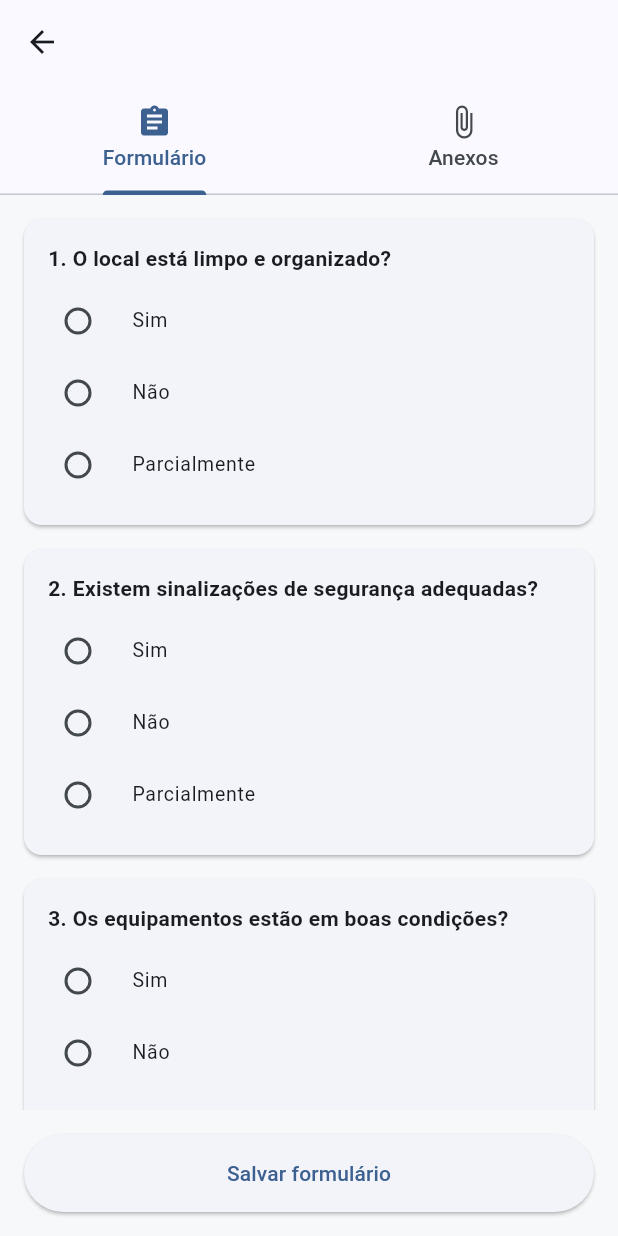
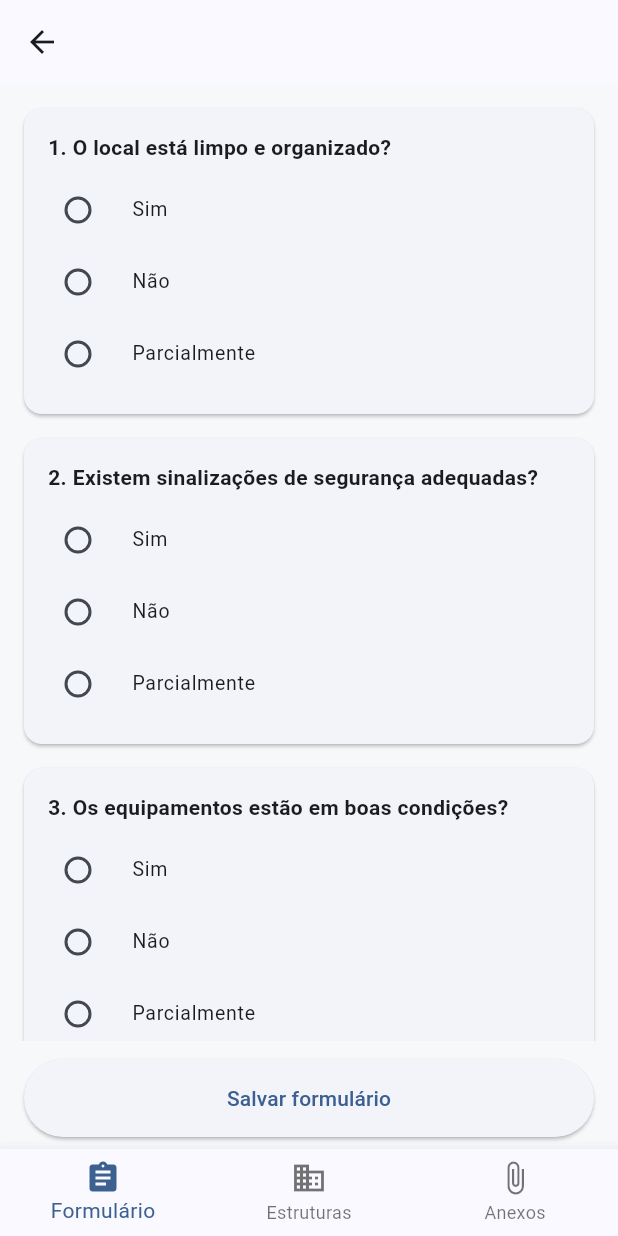
Before and after one commit to lucassarvuchi/frontapisemestre4, a Flutter app: the LocationFormScreen screen opened directly with empty values, on a phone screen of 412 x 824 dp. Run offline on Flutter 3.47's test engine with Material 3 defaults, Android fonts, the light colour scheme and no system bars; our stand-ins replace image_picker, shared_preferences; accounts and stored records are empty.

Commit message:
Alterado a navegação Tabbar para Navbar

```diff
--- a/lib/constants/questions.dart
+++ b/lib/constants/questions.dart
@@ -3,33 +3,72 @@ class Question {
   final String text;
   final List<String> options;
 
-  Question({required this.id, required this.text, required this.options});
+  Question({
+    required this.id,
+    required this.text,
+    required this.options,
+  });
 }
 
+// PERGUNTAS DO FORMULÁRIO
 final List<Question> formQuestions = [
   Question(
     id: "q1",
     text: "O local está limpo e organizado?",
-    options: const ["Sim", "Não", "Parcialmente"],
+    options: ["Sim", "Não", "Parcialmente"],
   ),
   Question(
     id: "q2",
     text: "Existem sinalizações de segurança adequadas?",
     options: ["Sim", "Não", "Parcialmente"],
   ),
-   Question(
+  Question(
     id: "q3",
     text: "Os equipamentos estão em boas condições?",
     options: ["Sim", "Não", "Parcialmente"],
   ),
-   Question(
+  Question(
     id: "q4",
     text: "Os colaboradores utilizam EPIs corretamente?",
     options: ["Sim", "Não", "Parcialmente"],
   ),
-   Question(
+  Question(
     id: "q5",
     text: "Há extintores e saídas de emergência desobstruídos?",
     options: ["Sim", "Não", "Parcialmente"],
   ),
 ];
+
+// PERGUNTAS DE ESTRUTURAS
+final List<Question> structureQuestions = [
+  Question(
+    id: "structure_period",
+    text: "Período de medição de Luz",
+    options: [
+      "Matutino",
+      "Vespertino",
+      "Noturno",
+    ],
+  ),
+  Question(
+    id: "structure_weather",
+    text: "Condições meteorológicas",
+    options: [
+      "Ensolarado",
+      "Nublado",
+      "Não aplicável",
+    ],
+  ),
+  Question(
+    id: "structure_luminosity",
+    text: "Situação de Luminosidade",
+    options: [
+      "Adequado (100% dos pontos acima de 200 lux)",
+      "Parcialmente Adequado (pontos acima de 200 lux entre 50% e 99%)",
+      "Inadequado (50% dos pontos abaixo de 200 lux)",
+    ],
+  ),
+];
+
+// IDENTIFICADOR DOS COMENTÁRIOS DE ESTRUTURAS
+const String structureCommentsId = "structure_comments";
--- a/lib/screens/location_form_screen.dart
+++ b/lib/screens/location_form_screen.dart
@@ -19,12 +19,12 @@ class LocationFormScreen extends StatefulWidget {
   State<LocationFormScreen> createState() => _LocationFormScreenState();
 }
 
-class _LocationFormScreenState extends State<LocationFormScreen>
-    with SingleTickerProviderStateMixin {
+class _LocationFormScreenState extends State<LocationFormScreen> {
   late FactoryLocation _loc;
-  late TabController _tabs;
   final Map<String, String> _answers = {};
-  bool _saving = false, _uploading = false;
+  bool _saving = false;
+  bool _uploading = false;
+  int _selectedIndex = 0;
   final _picker = ImagePicker();
 
   @override
@@ -32,28 +32,31 @@ class _LocationFormScreenState extends State<LocationFormScreen>
     super.initState();
     _loc = widget.location;
     _answers.addAll(_loc.answers);
-    _tabs = TabController(length: 2, vsync: this);
-  }
-
-  @override
-  void dispose() {
-    _tabs.dispose();
-    super.dispose();
   }
 
   Future<void> _save() async {
     setState(() => _saving = true);
-    final all = formQuestions.every((q) => _answers[q.id]?.isNotEmpty == true);
+
+    final allQuestions = [...formQuestions, ...structureQuestions];
+    final allAnswered = allQuestions.every(
+          (question) => _answers[question.id]?.isNotEmpty == true,
+    );
+
     _loc.answers = Map<String, String>.from(_answers);
-    _loc.status = all ? 'concluido' : 'pendente';
+    _loc.status = allAnswered ? 'concluido' : 'pendente';
+
     try {
       _loc = await ApiService.updateLocation(widget.visitId, _loc);
       if (!mounted) return;
       Navigator.pop(context, _loc);
     } catch (e) {
-      if (mounted) _snack(e.toString().replaceFirst('Exception: ', ''));
+      if (mounted) {
+        _snack(e.toString().replaceFirst('Exception: ', ''));
+      }
     } finally {
-      if (mounted) setState(() => _saving = false);
+      if (mounted) {
+        setState(() => _saving = false);
+      }
     }
   }
 
@@ -62,17 +65,24 @@ class _LocationFormScreenState extends State<LocationFormScreen>
       source: camera ? ImageSource.camera : ImageSource.gallery,
       imageQuality: 85,
     );
-    if (img != null) await _upload(img.path, 'photo');
+
+    if (img != null) {
+      await _upload(img.path, 'photo');
+    }
   }
 
   Future<void> _pickDocument() async {
     final result = await FilePicker.platform.pickFiles(withData: false);
-    if (result?.files.single.path != null)
-      await _upload(result!.files.single.path!, 'document');
+    final path = result?.files.single.path;
+
+    if (path != null) {
+      await _upload(path, 'document');
+    }
   }
 
   Future<void> _upload(String path, String type) async {
     setState(() => _uploading = true);
+
     try {
       final doc = await ApiService.uploadDocument(
         widget.visitId,
@@ -80,43 +90,61 @@ class _LocationFormScreenState extends State<LocationFormScreen>
         path,
         type,
       );
+
+      if (!mounted) return;
       setState(() => _loc.documents.add(doc));
       _snack('Anexo salvo no MongoDB.');
     } catch (e) {
+      if (mounted) {
         _snack(e.toString().replaceFirst('Exception: ', ''));
+      }
     } finally {
-      if (mounted) setState(() => _uploading = false);
+      if (mounted) {
+        setState(() => _uploading = false);
+      }
     }
   }
 
   Future<void> _deleteDoc(DocumentItem doc) async {
     try {
       await ApiService.deleteDocument(widget.visitId, _loc.id, doc.id);
-      setState(() => _loc.documents.removeWhere((d) => d.id == doc.id));
+      if (!mounted) return;
+      setState(() {
+        _loc.documents.removeWhere((item) => item.id == doc.id);
+      });
     } catch (e) {
+      if (mounted) {
         _snack(e.toString().replaceFirst('Exception: ', ''));
       }
     }
+  }
 
-  void _snack(String s) =>
-      ScaffoldMessenger.of(context).showSnackBar(SnackBar(content: Text(s)));
+  void _snack(String message) {
+    ScaffoldMessenger.of(context).showSnackBar(
+      SnackBar(content: Text(message)),
+    );
+  }
 
   @override
-  Widget build(BuildContext context) => Scaffold(
-    appBar: AppBar(
-      title: Text(_loc.name),
-      bottom: TabBar(
-        controller: _tabs,
-        tabs: const [
-          Tab(icon: Icon(Icons.assignment), text: 'Formulário'),
-          Tab(icon: Icon(Icons.attach_file), text: 'Anexos'),
+  Widget build(BuildContext context) {
+    return Scaffold(
+      appBar: AppBar(title: Text(_loc.name)),
+      body: IndexedStack(
+        index: _selectedIndex,
+        children: [
+          _questionList(formQuestions),
+          _structures(),
+          _attachments(),
         ],
       ),
-    ),
-    body: TabBarView(controller: _tabs, children: [_form(), _attachments()]),
       bottomNavigationBar: SafeArea(
-      child: Padding(
-        padding: const EdgeInsets.all(16),
+        child: Column(
+          mainAxisSize: MainAxisSize.min,
+          children: [
+            Padding(
+              padding: const EdgeInsets.fromLTRB(16, 12, 16, 8),
+              child: SizedBox(
+                width: double.infinity,
                 child: ElevatedButton(
                   onPressed: _saving || _uploading ? null : _save,
                   style: ElevatedButton.styleFrom(
@@ -124,21 +152,85 @@ class _LocationFormScreenState extends State<LocationFormScreen>
                   ),
                   child: _saving
                       ? const SizedBox(
+                    width: 20,
                     height: 20,
-                  width: 20,
                     child: CircularProgressIndicator(strokeWidth: 2),
                   )
                       : const Text('Salvar formulário'),
                 ),
               ),
             ),
+            BottomNavigationBar(
+              currentIndex: _selectedIndex,
+              onTap: (index) => setState(() => _selectedIndex = index),
+              type: BottomNavigationBarType.fixed,
+              items: const [
+                BottomNavigationBarItem(
+                  icon: Icon(Icons.assignment),
+                  label: 'Formulário',
+                ),
+                BottomNavigationBarItem(
+                  icon: Icon(Icons.domain),
+                  label: 'Estruturas',
+                ),
+                BottomNavigationBarItem(
+                  icon: Icon(Icons.attach_file),
+                  label: 'Anexos',
+                ),
+              ],
+            ),
+          ],
+        ),
+      ),
     );
+  }
 
-  Widget _form() => ListView(
+  Widget _structures() {
+    return ListView(
       padding: const EdgeInsets.all(16),
       children: [
-      ...formQuestions.asMap().entries.map((entry) {
-        final i = entry.key, q = entry.value;
+        ...structureQuestions.asMap().entries.map((entry) {
+          final index = entry.key;
+          final question = entry.value;
+          return _questionCard(index + 1, question);
+        }),
+        Card(
+          margin: const EdgeInsets.only(bottom: 16),
+          child: Padding(
+            padding: const EdgeInsets.all(16),
+            child: TextFormField(
+              initialValue: _answers[structureCommentsId] ?? '',
+              minLines: 3,
+              maxLines: 5,
+              decoration: const InputDecoration(
+                labelText: 'Comentários sobre estruturas',
+                alignLabelWithHint: true,
+                border: OutlineInputBorder(),
+              ),
+              onChanged: (value) {
+                _answers[structureCommentsId] = value;
+              },
+            ),
+          ),
+        ),
+      ],
+    );
+  }
+
+  Widget _questionList(List<Question> questions) {
+    return ListView(
+      padding: const EdgeInsets.all(16),
+      children: [
+        ...questions.asMap().entries.map((entry) {
+          final index = entry.key;
+          final question = entry.value;
+          return _questionCard(index + 1, question);
+        }),
+      ],
+    );
+  }
+
+  Widget _questionCard(int number, Question question) {
     return Card(
       margin: const EdgeInsets.only(bottom: 16),
       child: Padding(
@@ -147,19 +239,21 @@ class _LocationFormScreenState extends State<LocationFormScreen>
           crossAxisAlignment: CrossAxisAlignment.start,
           children: [
             Text(
-                  '${i + 1}. ${q.text}',
+              '$number. ${question.text}',
               style: const TextStyle(fontWeight: FontWeight.bold),
             ),
             const SizedBox(height: 8),
-                ...q.options.map(
-                  (opt) => RadioListTile<String>(
-                    title: Text(opt),
-                    value: opt,
-                    groupValue: _answers[q.id],
+            ...question.options.map(
+                  (option) => RadioListTile<String>(
+                title: Text(option),
+                value: option,
+                groupValue: _answers[question.id],
                 dense: true,
                 contentPadding: EdgeInsets.zero,
-                    onChanged: (v) {
-                      if (v != null) setState(() => _answers[q.id] = v);
+                onChanged: (value) {
+                  if (value != null) {
+                    setState(() => _answers[question.id] = value);
+                  }
                 },
               ),
             ),
@@ -167,11 +261,10 @@ class _LocationFormScreenState extends State<LocationFormScreen>
         ),
       ),
     );
-      }),
-    ],
-  );
+  }
 
-  Widget _attachments() => Column(
+  Widget _attachments() {
+    return Column(
       children: [
         Padding(
           padding: const EdgeInsets.all(16),
@@ -203,22 +296,27 @@ class _LocationFormScreenState extends State<LocationFormScreen>
               ? const Center(child: Text('Nenhum anexo adicionado'))
               : ListView.builder(
             itemCount: _loc.documents.length,
-                itemBuilder: (_, i) {
-                  final d = _loc.documents[i];
+            itemBuilder: (_, index) {
+              final document = _loc.documents[index];
+
               return ListTile(
                 leading: Icon(
-                      d.type == 'photo' ? Icons.photo : Icons.description,
+                  document.type == 'photo'
+                      ? Icons.photo
+                      : Icons.description,
                   color: Colors.blue,
                 ),
                 title: Text(
-                      d.name,
+                  document.name,
                   maxLines: 1,
                   overflow: TextOverflow.ellipsis,
                 ),
-                    subtitle: Text(d.type == 'photo' ? 'Foto' : 'Documento'),
+                subtitle: Text(
+                  document.type == 'photo' ? 'Foto' : 'Documento',
+                ),
                 trailing: IconButton(
                   icon: const Icon(Icons.delete_outline),
-                      onPressed: () => _deleteDoc(d),
+                  onPressed: () => _deleteDoc(document),
                 ),
               );
             },
@@ -227,3 +325,4 @@ class _LocationFormScreenState extends State<LocationFormScreen>
       ],
     );
   }
+}
```
Also changed, not shown: lib/screens/visit_detail_screen.dart (+8 -1 lines). Lines whose indentation alone changed are shown as unchanged.
